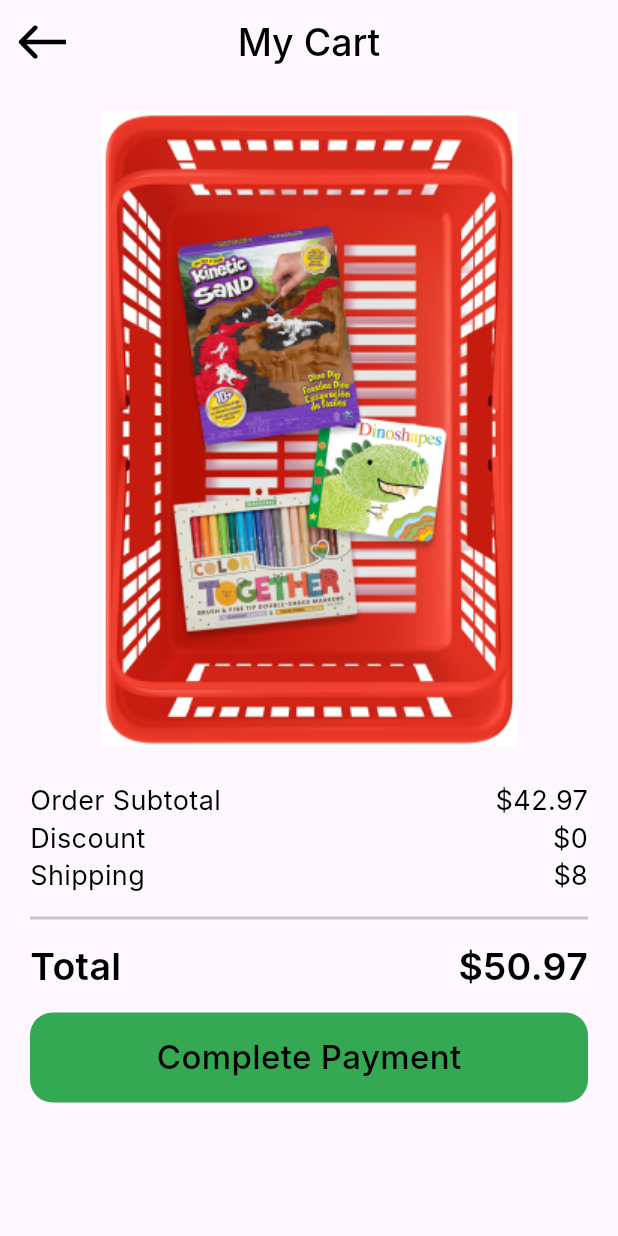
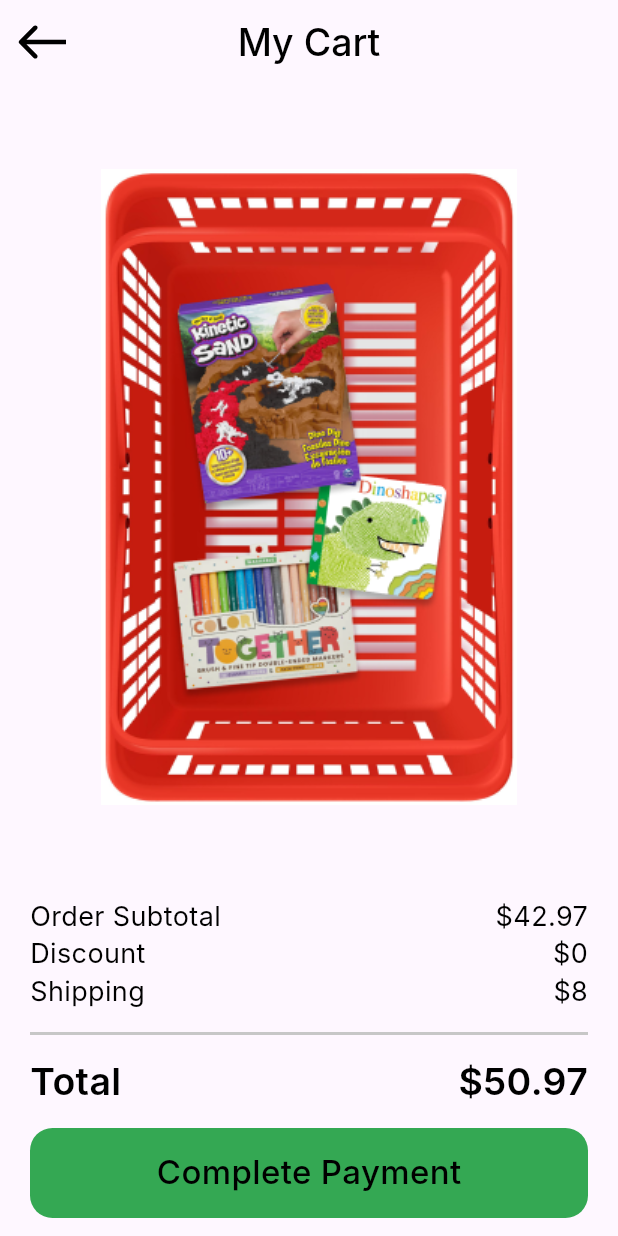
Before and after one commit to omarshaf3y/Payment_Checkout, a Flutter app: the screen it shows after launch, on a phone screen of 412 x 824 dp. Run offline on Flutter 3.47's test engine with Material 3 defaults, Android fonts, the phone set to English and light mode, and no system bars; our stand-ins replace flutter_svg; Roboto replaces fonts that are missing (Inter).

```diff
--- a/lib/features/checkout/presentation/views/my_cart_view.dart
+++ b/lib/features/checkout/presentation/views/my_cart_view.dart
@@ -2,6 +2,8 @@ import 'package:flutter/material.dart';
 import 'package:flutter_svg/flutter_svg.dart';
 import 'package:payment_checkout/core/utils/styles.dart';
 import 'package:payment_checkout/features/checkout/presentation/views/widgets/my_cart_view_body.dart';
+
+import 'widgets/custom_app_bar.dart';
 
 class MyCartView extends StatelessWidget {
   const MyCartView({super.key});
@@ -9,20 +11,7 @@ class MyCartView extends StatelessWidget {
   @override
   Widget build(BuildContext context) {
     return Scaffold(
-      appBar: AppBar(
-        leading: Center(
-          child: SvgPicture.asset(
-            'assets/images/arrow.svg',
-          ),
-        ),
-        backgroundColor: Colors.transparent,
-        elevation: 0,
-        centerTitle: true,
-        title: Text(
-          'My Cart',
-          style: Styles.style25,
-        ),
-      ),
+      appBar: buildAppBar(title: 'My Cart'),
       body: const MyCartViewBody(),
     );
   }
--- /dev/null
+++ b/lib/features/checkout/presentation/views/widgets/custom_app_bar.dart
@@ -0,0 +1,20 @@
+import 'package:flutter/material.dart';
+import 'package:flutter_svg/svg.dart';
+import 'package:payment_checkout/core/utils/styles.dart';
+
+AppBar buildAppBar({required final String title}) {
+  return AppBar(
+    leading: Center(
+      child: SvgPicture.asset(
+        'assets/images/arrow.svg',
+      ),
+    ),
+    backgroundColor: Colors.transparent,
+    elevation: 0,
+    centerTitle: true,
+    title: Text(
+      title,
+      style: Styles.style25,
+    ),
+  );
+}
--- a/lib/features/checkout/presentation/views/widgets/my_cart_view_body.dart
+++ b/lib/features/checkout/presentation/views/widgets/my_cart_view_body.dart
@@ -1,4 +1,6 @@
+import 'package:flutter/cupertino.dart';
 import 'package:flutter/material.dart';
+import 'package:flutter/widgets.dart';
 
 import 'package:payment_checkout/features/checkout/presentation/views/widgets/order_info_item.dart';
 
@@ -17,7 +19,7 @@ class MyCartViewBody extends StatelessWidget {
           const SizedBox(
             height: 18,
           ),
-          Image.asset('assets/images/basket.png'),
+          Expanded(child: Image.asset('assets/images/basket.png')),
           const SizedBox(
             height: 25,
           ),
```
Also changed, not shown: lib/features/checkout/presentation/views/payment_details.dart (added, +10 -0 lines).
